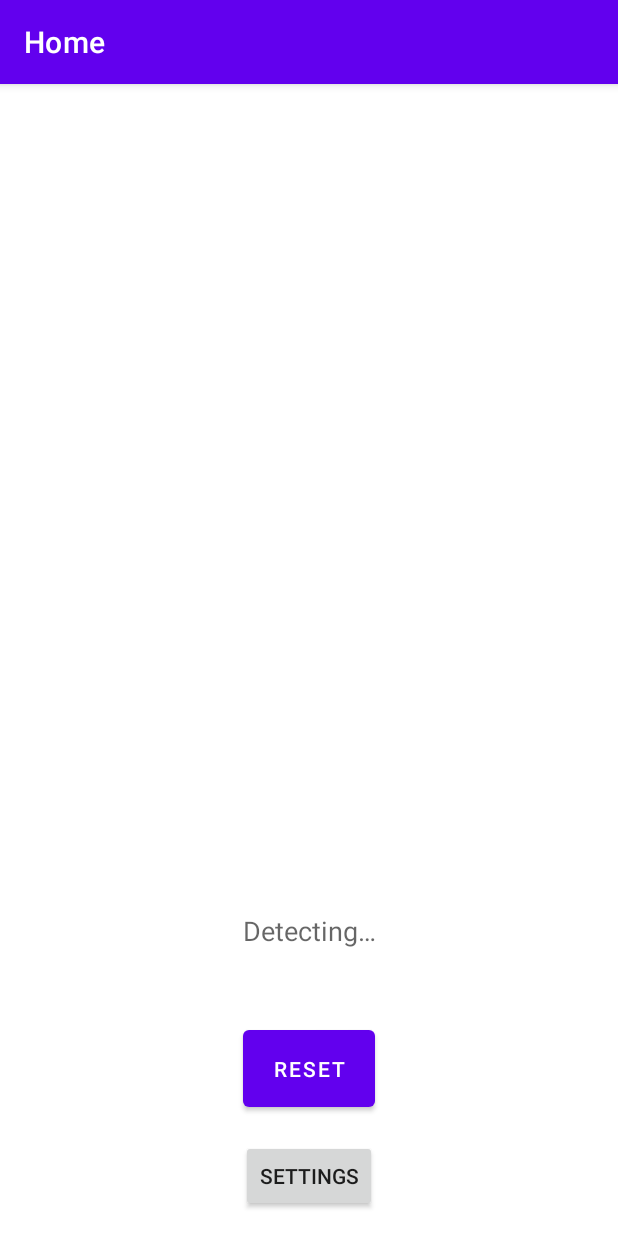
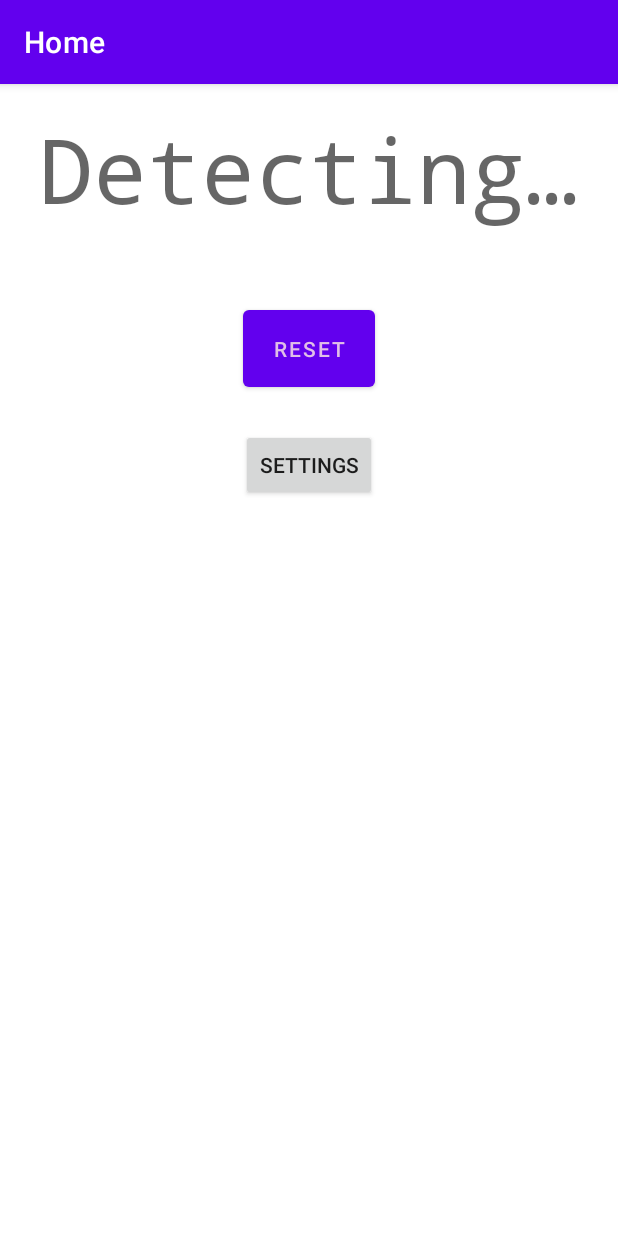
Before and after one commit to low-earth-orbit/tennis-tune, an Android app: the screen it shows after launch (MainActivity), on a phone screen of 412 x 824 dp. Run offline under Robolectric (Android 15) with nearby library versions, the phone set to English and light mode, and no system bars; 8 statements that could not run were skipped.

Commit message:
Update home page UI

```diff
--- a/App/app/src/main/java/ca/unb/mobiledev/tennis_tune/MainActivity.kt
+++ b/App/app/src/main/java/ca/unb/mobiledev/tennis_tune/MainActivity.kt
@@ -218,14 +218,14 @@ class MainActivity : AppCompatActivity(), VisualizerView.OnDisplayFrequencyChang
             val tensionLb = frequencyToTension(frequency, racquetHeadSize!!, stringMassDensity!!)
             val tensionDisplay = if (displayUnit == "kg") {
                 val tensionKg = tensionLb * 0.45359237
-                "%.1f kg".format(tensionKg)
+                "%.1f\nkg".format(tensionKg)
             } else {
-                "%.1f lb".format(tensionLb)
+                "%.1f\nlb".format(tensionLb)
             }
 
             runOnUiThread {
                 frequencyTextView?.text = buildString {
-                    append("Frequency: ${"%.0f".format(frequency)} Hz\nTension: $tensionDisplay")
+                    append(tensionDisplay)
                 }
             }
         }
--- a/App/app/src/main/res/layout/home_page.xml
+++ b/App/app/src/main/res/layout/home_page.xml
@@ -1,18 +1,11 @@
 <?xml version="1.0" encoding="utf-8"?>
-<androidx.drawerlayout.widget.DrawerLayout xmlns:android="http://schemas.android.com/apk/res/android"
+<androidx.coordinatorlayout.widget.CoordinatorLayout xmlns:android="http://schemas.android.com/apk/res/android"
     xmlns:app="http://schemas.android.com/apk/res-auto"
     xmlns:tools="http://schemas.android.com/tools"
-    android:id="@+id/drawer_layout"
     android:layout_width="match_parent"
     android:layout_height="match_parent"
     android:fitsSystemWindows="true"
-    tools:context=".MainActivity"
-    tools:openDrawer="start">
-
-    <!-- Primary layout for content -->
-    <androidx.coordinatorlayout.widget.CoordinatorLayout
-        android:layout_width="match_parent"
-        android:layout_height="match_parent">
+    tools:context=".MainActivity">
 
     <!-- AppBarLayout with Toolbar for the app bar -->
     <com.google.android.material.appbar.AppBarLayout
@@ -26,53 +19,65 @@
             android:layout_height="?attr/actionBarSize"
             android:background="?attr/colorPrimary"
             app:popupTheme="@style/Theme.Tennis_tune.PopupOverlay" />
+    </com.google.android.material.appbar.AppBarLayout>
 
-        </com.google.android.material.appbar.AppBarLayout>
+    <ScrollView
+        android:layout_width="match_parent"
+        android:layout_height="wrap_content"
+        android:layout_marginTop="?attr/actionBarSize"
+        android:fillViewport="true">
 
         <!-- Content Layout -->
         <androidx.constraintlayout.widget.ConstraintLayout
+            android:id="@+id/constraintLayout"
             android:layout_width="match_parent"
-            android:layout_height="match_parent"
-            app:layout_behavior="@string/appbar_scrolling_view_behavior"
-            app:layout_constraintBottom_toBottomOf="parent"
-            app:layout_constraintTop_toBottomOf="@+id/top_bar_home">
+            android:layout_height="wrap_content"
+            app:layout_behavior="@string/appbar_scrolling_view_behavior">
 
             <TextView
                 android:id="@+id/frequencyTextView"
-                android:layout_width="wrap_content"
+                android:layout_width="0dp"
                 android:layout_height="wrap_content"
+                android:elevation="2dp"
+                android:fontFamily="monospace"
                 android:padding="16dp"
                 android:text="@string/text_detecting"
+                android:textAlignment="center"
                 android:textAppearance="@style/TextAppearance.AppCompat.Medium"
+                android:textSize="60sp"
                 app:layout_constraintBottom_toTopOf="@+id/my_visualizer_container"
                 app:layout_constraintEnd_toEndOf="parent"
-                app:layout_constraintStart_toStartOf="parent" />
+                app:layout_constraintStart_toStartOf="parent"
+                app:layout_constraintTop_toTopOf="parent" />
 
             <LinearLayout
                 android:id="@+id/my_visualizer_container"
-                android:layout_width="match_parent"
+                android:layout_width="0dp"
                 android:layout_height="wrap_content"
+                android:elevation="2dp"
                 android:orientation="horizontal"
                 android:padding="16dp"
                 app:layout_constraintBottom_toTopOf="@+id/resetButton"
                 app:layout_constraintEnd_toEndOf="parent"
-                app:layout_constraintStart_toStartOf="parent" />
+                app:layout_constraintStart_toStartOf="parent"
+                app:layout_constraintTop_toBottomOf="@+id/frequencyTextView" />
 
             <Button
                 android:id="@+id/resetButton"
                 android:layout_width="wrap_content"
                 android:layout_height="wrap_content"
-                android:layout_gravity="center|bottom"
                 android:padding="16dp"
                 android:text="@string/button_reset"
+                android:textColor="#E1BEE7"
                 app:layout_constraintBottom_toTopOf="@+id/bottomMenu"
                 app:layout_constraintEnd_toEndOf="parent"
-                app:layout_constraintStart_toStartOf="parent" />
+                app:layout_constraintStart_toStartOf="parent"
+                app:layout_constraintTop_toBottomOf="@+id/my_visualizer_container" />
 
             <LinearLayout
                 android:id="@+id/bottomMenu"
-                android:layout_width="match_parent"
-                android:layout_height="wrap_content"
+                android:layout_width="0dp"
+                android:layout_height="92dp"
                 android:gravity="center"
                 android:orientation="horizontal"
                 android:padding="16dp"
@@ -80,5 +85,5 @@
                 app:layout_constraintEnd_toEndOf="parent"
                 app:layout_constraintStart_toStartOf="parent" />
         </androidx.constraintlayout.widget.ConstraintLayout>
+    </ScrollView>
 </androidx.coordinatorlayout.widget.CoordinatorLayout>
-</androidx.drawerlayout.widget.DrawerLayout>
```
Lines whose indentation alone changed are shown as unchanged.
